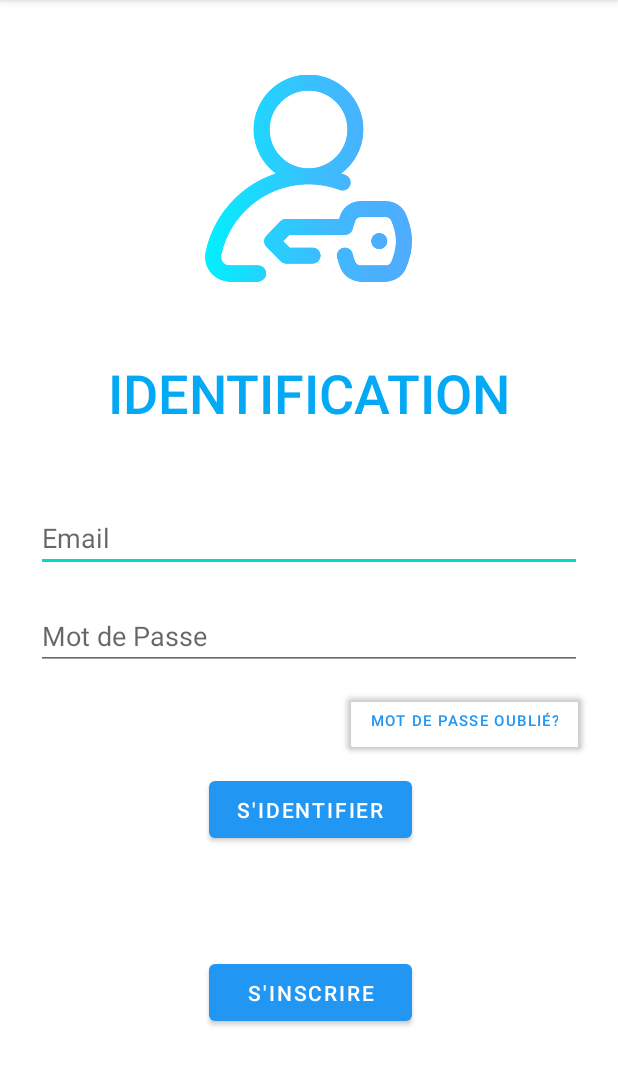
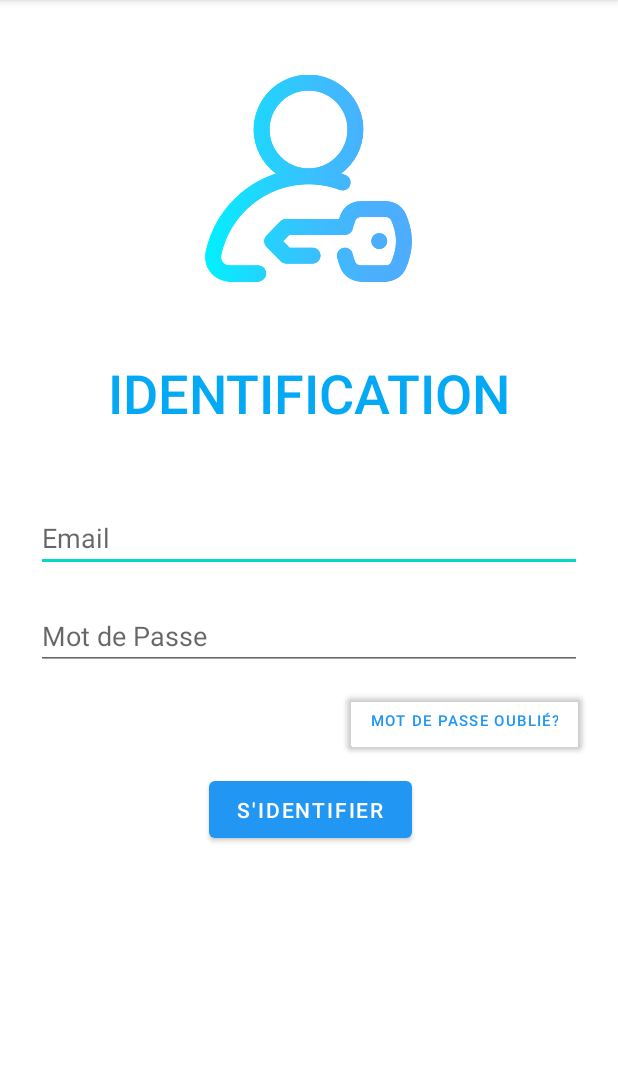
Before and after one commit to mrxrobotn/radiomonastir, an Android app: the MainActivity screen opened directly, with no data from a screen before it, on a phone screen of 412 x 824 dp, the part 84-1170 px from its top. Run offline under Robolectric (Android 15) with nearby library versions, the phone set to English and light mode, and no system bars.

Commit message:
modifier MainActivity et MainActivity2

```diff
--- a/app/src/main/res/layout/activity_main.xml
+++ b/app/src/main/res/layout/activity_main.xml
@@ -105,22 +105,5 @@
         app:layout_constraintEnd_toEndOf="parent"
         app:layout_constraintTop_toBottomOf="@+id/editTextTextPassword" />
 
-    <Button
-        android:id="@+id/button4"
-        android:layout_width="135dp"
-        android:layout_height="50dp"
-        android:layout_marginStart="24dp"
-        android:layout_marginLeft="24dp"
-        android:layout_marginTop="72dp"
-        android:layout_marginEnd="24dp"
-        android:layout_marginRight="24dp"
-        android:text="S'inscrire"
-        android:onClick="inscription"
-        app:backgroundTint="#2196F3"
-        app:layout_constraintEnd_toEndOf="parent"
-        app:layout_constraintHorizontal_bias="0.504"
-        app:layout_constraintStart_toStartOf="parent"
-        app:layout_constraintTop_toBottomOf="@+id/button" />
-
 </androidx.constraintlayout.widget.ConstraintLayout>
 </ScrollView>
--- a/app/src/main/res/layout/activity_main2.xml
+++ b/app/src/main/res/layout/activity_main2.xml
@@ -56,6 +56,7 @@
             android:layout_marginEnd="60dp"
             android:layout_marginRight="60dp"
             android:text="inscription"
+            android:onClick="inscription"
             app:backgroundTint="#5F3E85"
             app:cornerRadius="@dimen/cardview_default_radius"
             app:layout_constraintEnd_toEndOf="parent"
@@ -73,6 +74,7 @@
             android:layout_marginRight="60dp"
             android:layout_marginBottom="46dp"
             android:text="connexion"
+            android:onClick="identification"
             app:backgroundTint="#3949AB"
             app:layout_constraintBottom_toBottomOf="parent"
             app:layout_constraintEnd_toEndOf="parent"
```
Also changed, not shown: app/src/main/java/com/example/radiomonastir/MainActivity.java (+0 -11 lines), app/src/main/java/com/example/radiomonastir/MainActivity2.java (+28 -0 lines).
